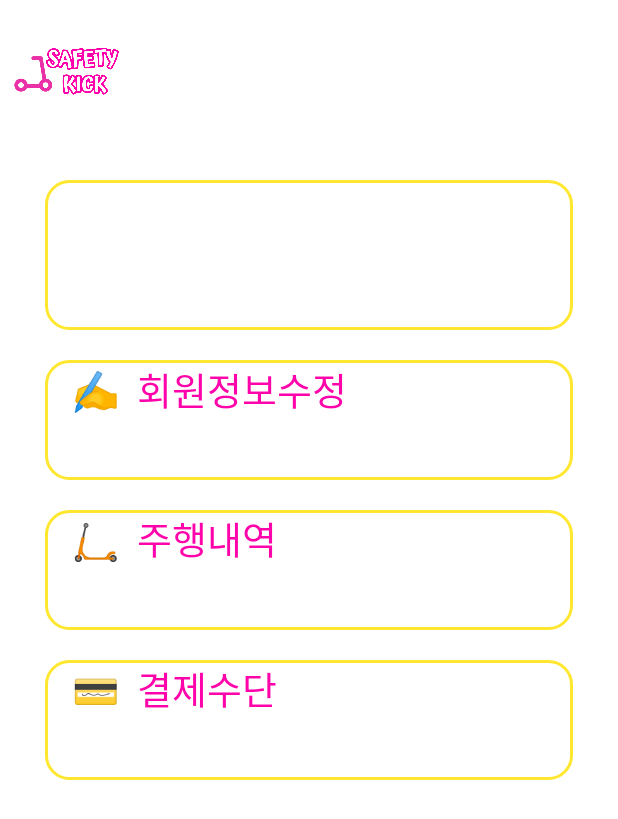
After one commit to Seong-A/safety_kick, an Android app: the MypageActivity screen opened directly, with no data from a screen before it, on a phone screen of 412 x 824 dp. The commit adds this screen. Shown: the top 819 px of the screen. Run offline under Robolectric (Android 15) with nearby library versions, the phone set to English and light mode, and no system bars; our stand-ins replace Firebase (no records; nobody signed in at launch, a user with empty details on screens opened directly).

Commit message:
mypage, intro

```diff
--- /dev/null
+++ b/app/src/main/java/com/example/safety_kick/MypageActivity.java
@@ -0,0 +1,71 @@
+package com.example.safety_kick;
+
+import android.content.Intent;
+import android.os.Bundle;
+import android.view.View;
+import android.widget.TextView;
+import android.widget.Toast;
+
+import androidx.annotation.NonNull;
+import androidx.appcompat.app.AppCompatActivity;
+
+import com.google.firebase.auth.FirebaseAuth;
+import com.google.firebase.auth.FirebaseUser;
+import com.google.firebase.database.DataSnapshot;
+import com.google.firebase.database.DatabaseError;
+import com.google.firebase.database.FirebaseDatabase;
+import com.google.firebase.database.DatabaseReference;
+import com.google.firebase.database.ValueEventListener;
+
+public class MypageActivity extends AppCompatActivity {
+
+    private FirebaseAuth firebaseAuth;
+    private DatabaseReference databaseReference;
+
+    @Override
+    protected void onCreate(Bundle savedInstanceState) {
+        super.onCreate(savedInstanceState);
+        setContentView(R.layout.activity_mypage);
+
+        firebaseAuth = FirebaseAuth.getInstance();
+        databaseReference = FirebaseDatabase.getInstance().getReference();
+
+        TextView userTextView = findViewById(R.id.user_welcome);
+
+        findViewById(R.id.logo).setOnClickListener(new View.OnClickListener() {
+            @Override
+            public void onClick(View v) {
+                Intent intent = new Intent(MypageActivity.this, LoginSuccessActivity.class);
+                startActivity(intent);
+            }
+        });
+
+        checkAndUpdateUserName(userTextView);
+    }
+
+    private void checkAndUpdateUserName(final TextView userTextView) {
+        FirebaseUser user = firebaseAuth.getCurrentUser();
+        if(user !=null) {
+            String uid = user.getUid();
+
+            databaseReference.child("users").child(uid).addListenerForSingleValueEvent(new ValueEventListener() {
+                @Override
+                public void onDataChange(@NonNull DataSnapshot dataSnapshot) {
+                    if (dataSnapshot.exists()) {
+                        String name = dataSnapshot.child("name").getValue(String.class);
+                        if (name != null) {
+                            String welcomeMessage = "Welcome!!!" + "   🤍" + name + "🤍";
+                            userTextView.setText(name);
+                            userTextView.setText(welcomeMessage);
+                        }
+                    }
+                }
+
+                @Override
+                public void onCancelled(@NonNull DatabaseError databaseError) {
+                    Toast.makeText(MypageActivity.this, "Failed to get user data", Toast.LENGTH_SHORT).show();
+                }
+            });
+        }
+    }
+}
--- /dev/null
+++ b/app/src/main/res/drawable/edit_background2.xml
@@ -0,0 +1,7 @@
+<?xml version="1.0" encoding="utf-8"?>
+<shape xmlns:android="http://schemas.android.com/apk/res/android">
+    <corners android:radius="15dp" />
+    <stroke
+        android:width="2dp"
+        android:color="@color/yellow" />
+</shape>
--- /dev/null
+++ b/app/src/main/res/layout/activity_mypage.xml
@@ -0,0 +1,91 @@
+<?xml version="1.0" encoding="utf-8"?>
+<androidx.constraintlayout.widget.ConstraintLayout xmlns:android="http://schemas.android.com/apk/res/android"
+    xmlns:app="http://schemas.android.com/apk/res-auto"
+    xmlns:tools="http://schemas.android.com/tools"
+    android:layout_width="match_parent"
+    android:layout_height="match_parent"
+    tools:context=".MypageActivity">
+
+    <LinearLayout
+        app:layout_constraintTop_toTopOf="parent"
+        android:layout_width="match_parent"
+        android:layout_height="wrap_content"
+        android:orientation="horizontal">
+
+        <ImageView
+            android:id="@+id/logo"
+            android:layout_width="81dp"
+            android:layout_height="88dp"
+            android:layout_margin="7dp"
+            app:srcCompat="@drawable/main_logo" />
+
+    </LinearLayout>
+
+    <LinearLayout
+        android:layout_width="match_parent"
+        android:layout_height="match_parent"
+        android:orientation="vertical"
+        tools:layout_editor_absoluteX="0dp"
+        tools:layout_editor_absoluteY="0dp">
+
+        <TextView
+            android:id="@+id/user_welcome"
+            android:layout_width="match_parent"
+            android:layout_height="100dp"
+            android:layout_marginStart="30dp"
+            android:layout_marginEnd="30dp"
+            android:layout_marginTop="120dp"
+            android:layout_marginBottom="20dp"
+            android:background="@drawable/edit_background2"
+            android:gravity="center"
+            android:textColor="@color/pink"
+            android:textSize="25dp" />
+
+        <TextView
+            android:id="@+id/user_modify"
+            android:layout_width="match_parent"
+            android:layout_height="80dp"
+            android:layout_marginStart="30dp"
+            android:layout_marginEnd="30dp"
+            android:layout_marginBottom="20dp"
+            android:background="@drawable/edit_background2"
+            android:gravity=""
+            android:text="   ✍️  회원정보수정"
+            android:textColor="@color/pink"
+            android:textSize="25dp" />
+
+        <TextView
+            android:id="@+id/drive_list"
+            android:layout_width="match_parent"
+            android:layout_height="80dp"
+            android:layout_marginStart="30dp"
+            android:layout_marginEnd="30dp"
+            android:layout_marginBottom="20dp"
+            android:background="@drawable/edit_background2"
+            android:gravity=""
+            android:text="   🛴  주행내역"
+            android:textColor="@color/pink"
+            android:textSize="25dp" />
+
+        <TextView
+            android:id="@+id/payment_method"
+            android:layout_width="match_parent"
+            android:layout_height="80dp"
+            android:layout_marginStart="30dp"
+            android:layout_marginEnd="30dp"
+            android:layout_marginBottom="20dp"
+            android:background="@drawable/edit_background2"
+            android:gravity=""
+            android:text="   💳  결제수단"
+            android:textColor="@color/pink"
+            android:textSize="25dp" />
+
+
+
+
+
+
+    </LinearLayout>
+
+
+</androidx.constraintlayout.widget.ConstraintLayout>
--- a/app/src/main/res/layout/intro_activity.xml
+++ b/app/src/main/res/layout/intro_activity.xml
@@ -7,10 +7,9 @@
     android:gravity="center">
 
     <ImageView
-        android:layout_width="300dp"
+        android:layout_width="394dp"
         android:layout_height="wrap_content"
-        android:src="@drawable/logo"
         android:layout_gravity="center"
-        />
+        android:src="@drawable/logo1" />
 
 </LinearLayout>
```
Also changed, not shown: app/src/main/res/layout/activity_login_success.xml (+0 -12 lines), app/src/main/res/drawable/logo1.png (added).
